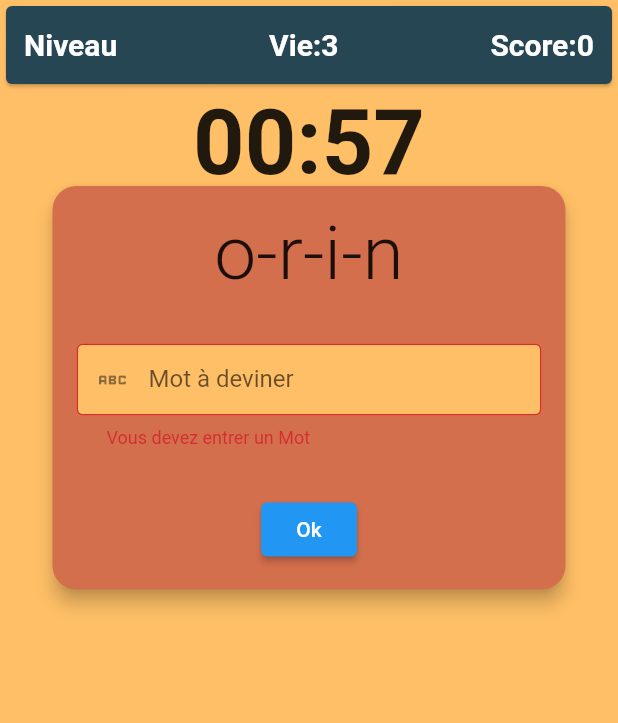
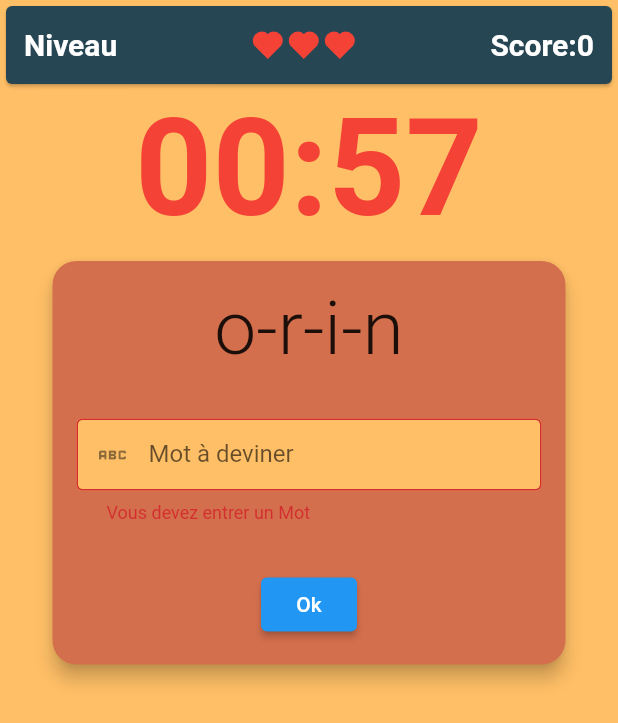
Before and after one commit to CyrilleValentin/WordDetective_Flutter, a Flutter app: the FirstScreen screen opened directly, after a tap on "Ok", on a phone screen of 412 x 824 dp. Shown: the top 723 px of the screen. Run offline on Flutter 3.47's test engine with Material 2 defaults, Android fonts, the phone set to English and light mode, and no system bars; our stand-ins replace flutter_boxicons; missing offline and left inert: global_bottom_navigation_bar, onboarding; Roboto replaces fonts that are missing (YourCustomFont).

Commit message:
fourth commit

```diff
--- a/lib/main/first_screen.dart
+++ b/lib/main/first_screen.dart
@@ -2,6 +2,7 @@ import 'dart:async';
 import 'dart:math';
 import 'package:flutter/material.dart';
 import 'package:intl/intl.dart';
+import 'package:flutter_boxicons/flutter_boxicons.dart';
 
 void main() {
   runApp(const MyApp());
@@ -257,10 +258,13 @@ class _FirstScreenState extends State<FirstScreen> {
                               fontWeight: FontWeight.w600,
                             ),
                           ),
-                          Text(
-                            "Vie:$lives",
-                            style: const TextStyle(
-                                fontSize: 20,color: Colors.white, fontWeight: FontWeight.w600),
+                          Row(
+                            children: List.generate(
+                              lives,
+                                  (index) => const Icon(Boxicons.bxs_heart,
+                                color: Colors.red,
+                              ),
+                            ),
                           ),
                           Text(
                             "Score:$score",
@@ -273,11 +277,19 @@ class _FirstScreenState extends State<FirstScreen> {
                   ),
                 ),
                 SizedBox(
-                  height: 60,
-                  child: Text(
-                    formatDuration(timeLeft),
-                    style: const TextStyle(
-                        fontSize: 60, fontWeight: FontWeight.bold),
+                  height: 110,
+                  child: CustomCountdownTimer(
+                    duration: Duration(seconds: timeLeft),
+                    criticalTime: const Duration(seconds: 10),
+                    onFinish: () {
+                      if (lives > 1) {
+                        lives -= 1;
+                        newWord();
+                        startTimer();
+                      } else {
+                        endGame();
+                      }
+                    },
                   ),
                 ),
                 Container(
@@ -316,14 +328,14 @@ class _FirstScreenState extends State<FirstScreen> {
           const SizedBox(height: 30),
           TextFormField(
             controller: guessController,
-            decoration: InputDecoration(
-              contentPadding: const EdgeInsets.symmetric(horizontal: 20),
+            decoration: const InputDecoration(
+              contentPadding: EdgeInsets.symmetric(horizontal: 20),
               labelText: 'Mot à deviner ',
               hintText: 'Entrer un Mot',
-              border: const OutlineInputBorder(),
+              border: OutlineInputBorder(),
               filled: true,
               fillColor: Color(0xFFFFBF66),
-              prefixIcon: const Icon(Icons.abc_outlined),
+              prefixIcon: Icon(Icons.abc_outlined),
             ),
             keyboardType: TextInputType.text,
             validator: (value) {
@@ -380,3 +392,67 @@ class CustomToast {
     );
   }
 }
+class CustomCountdownTimer extends StatefulWidget {
+  final Duration duration;
+  final Duration criticalTime;
+  final Function onFinish;
+
+  CustomCountdownTimer({super.key,
+    required this.duration,
+    required this.criticalTime,
+    required this.onFinish,
+  });
+
+  @override
+  _CustomCountdownTimerState createState() => _CustomCountdownTimerState();
+}
+
+class _CustomCountdownTimerState extends State<CustomCountdownTimer> {
+  late Timer _timer;
+  bool _showCriticalTime = false;
+
+  @override
+  void initState() {
+    super.initState();
+    _timer = Timer.periodic(const Duration(milliseconds: 200), _handleTimer);
+  }
+
+  void _handleTimer(Timer timer) {
+    if (widget.duration.inSeconds <= 0) {
+      widget.onFinish();
+    } else {
+      setState(() {
+        if (widget.duration <= widget.criticalTime) {
+          _showCriticalTime = !_showCriticalTime;
+        }
+      });
+    }
+  }
+
+  @override
+  void dispose() {
+    _timer.cancel();
+    super.dispose();
+  }
+
+  @override
+  Widget build(BuildContext context) {
+    final TextStyle textStyle = TextStyle(
+      fontSize: 90,
+      fontWeight: FontWeight.bold,
+      color: _showCriticalTime ? Colors.white : Colors.red,
+      fontFamily: "YourCustomFont",
+    );
+
+    return Text(
+      formatDuration(widget.duration.inSeconds),
+      style: textStyle,
+    );
+  }
+}
+
+String formatDuration(int seconds) {
+  final Duration duration = Duration(seconds: seconds);
+  final String formattedDuration = "${duration.inMinutes.toString().padLeft(2, '0')}:${(duration.inSeconds % 60).toString().padLeft(2, '0')}";
+  return formattedDuration;
+}
--- a/pubspec.yaml
+++ b/pubspec.yaml
@@ -33,6 +33,8 @@ dependencies:
   global_bottom_navigation_bar: ^0.0.8
   onboarding: ^3.1.0
   intl: ^0.18.1
+  flutter_boxicons: ^3.0.0
+
   # The following adds the Cupertino Icons font to your application.
   # Use with the CupertinoIcons class for iOS style icons.
   cupertino_icons: ^1.0.2
```
Also changed, not shown: lib/Jeu.dart (+23 -21 lines), images/award.png (added), images/ranking.png (added), pubspec.lock.
